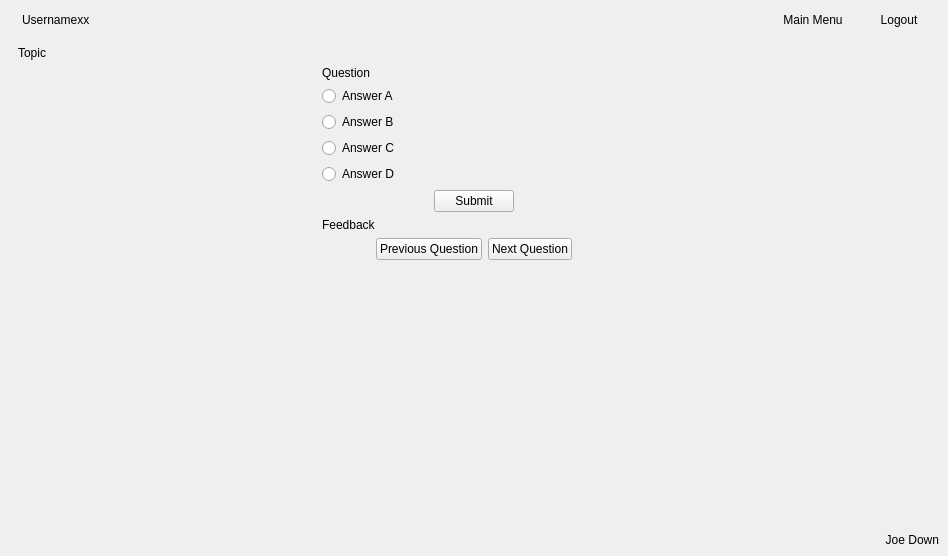
Old version of the form window.ui in the repository AnthropomorphicMonkey/Coursework.
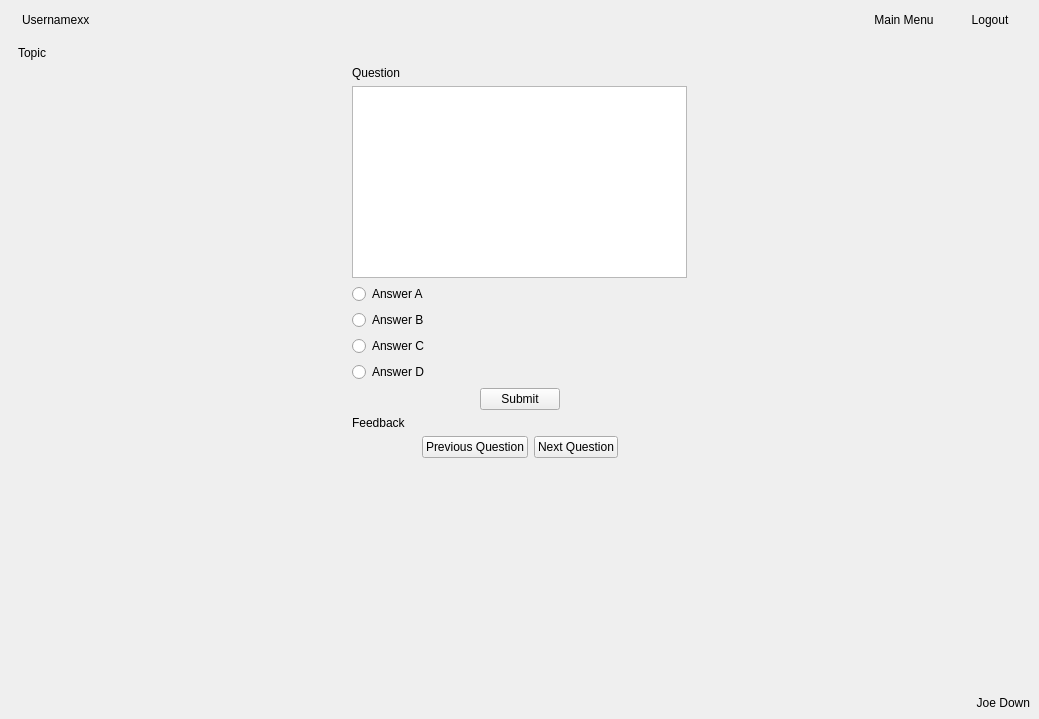
New version of the form. The open tabs and pages were chosen to show the change. Icons and pictures are not drawn. Custom widgets are drawn as their Qt base class.

```diff
--- a/window.ui
+++ b/window.ui
@@ -6,8 +6,8 @@
    <rect>
     <x>0</x>
     <y>0</y>
-    <width>948</width>
-    <height>556</height>
+    <width>1039</width>
+    <height>719</height>
    </rect>
   </property>
   <property name="font">
@@ -762,6 +762,9 @@
                 </property>
                </widget>
               </item>
+              <item>
+               <widget class="QChartView" name="question_chart"/>
+              </item>
               <item>
                <layout class="QVBoxLayout" name="verticalLayout_19">
                 <item>
@@ -2512,6 +2515,13 @@
    </layout>
   </widget>
  </widget>
+ <customwidgets>
+  <customwidget>
+   <class>QChartView</class>
+   <extends>QGraphicsView</extends>
+   <header>QtCharts</header>
+  </customwidget>
+ </customwidgets>
  <resources>
   <include location="window_elements/window.qrc"/>
   <include location="window_elements/window.qrc"/>
```
Left out of the diff: 4 changed lines with no effect on the pictures.
